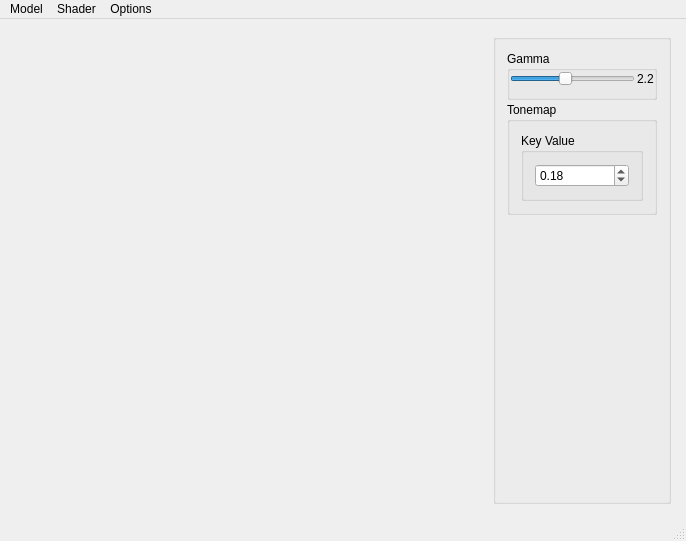
Before: the Qt Designer form QtGUI/mainwindow.ui in ChuangTseu/DogeGL, drawn with Qt 5.
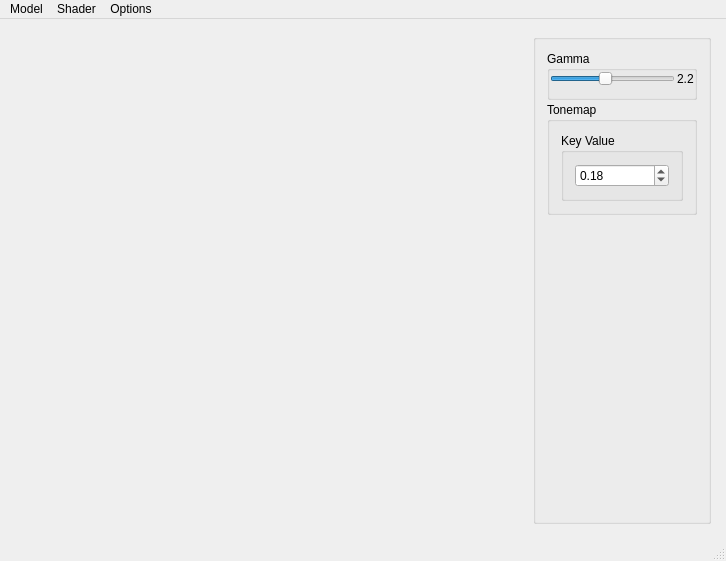
After: the same form once the commit is applied. Custom widgets are drawn as their Qt base class.

Diff of the .ui file:
```diff
--- a/QtGUI/mainwindow.ui
+++ b/QtGUI/mainwindow.ui
@@ -6,8 +6,8 @@
    <rect>
     <x>0</x>
     <y>0</y>
-    <width>686</width>
-    <height>541</height>
+    <width>726</width>
+    <height>561</height>
    </rect>
   </property>
   <property name="windowTitle">
@@ -185,7 +185,7 @@
     <rect>
      <x>0</x>
      <y>0</y>
-     <width>686</width>
+     <width>726</width>
      <height>21</height>
     </rect>
    </property>
```
